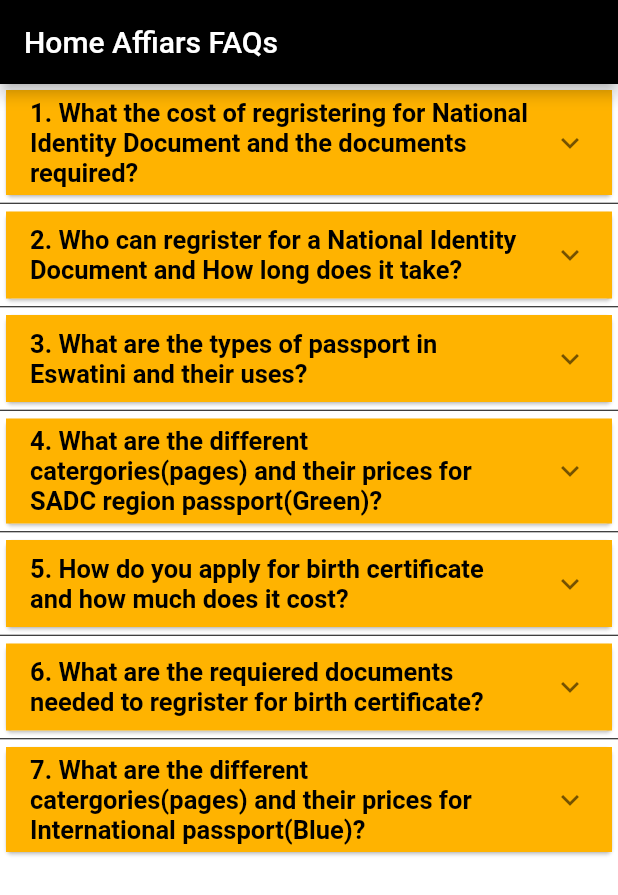
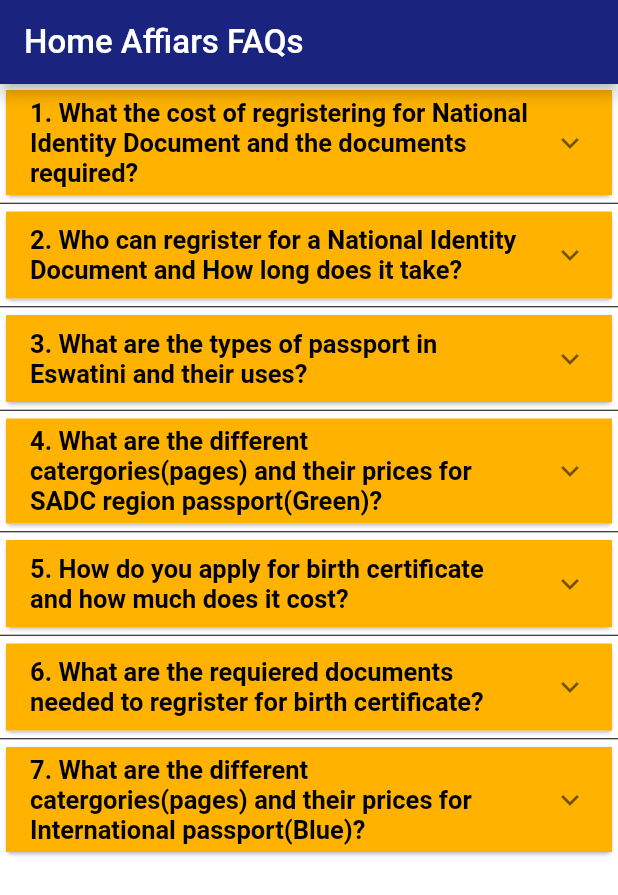
Before and after one commit to Fanelemenzi/Yati, a Flutter app: the HomeAffiars screen opened by its route, on a phone screen of 412 x 824 dp. Shown: the top 895 px of the screen. Run offline on Flutter 3.47's test engine with Material 2 defaults, Android fonts, the phone set to English and light mode, and no system bars; our stand-ins replace google_nav_bar.

Commit message:
App bar name Sizing and colouring

```diff
--- a/lib/Screens/welcome_page.dart
+++ b/lib/Screens/welcome_page.dart
@@ -111,7 +111,7 @@ class _WelcomePageState extends State<WelcomePage> {
         backgroundColor: Colors.indigo.shade900,
         title: const Text("Government Departments",
         style: TextStyle(
-          fontSize: 20,
+          fontSize: 22,
         ),
         ),
       ),
--- a/lib/dep_pages/Deputy PM Office/Social_Welfare_Department.dart
+++ b/lib/dep_pages/Deputy PM Office/Social_Welfare_Department.dart
@@ -26,7 +26,11 @@ class SocialWelfare extends StatelessWidget {
           appBar: AppBar(
             automaticallyImplyLeading: false,
             backgroundColor: Colors.indigo.shade900,
-            title: Text("Social Welfare FAQs"),
+            title: Text("Social Welfare FAQs",
+             style: TextStyle(
+          fontSize: 22,
+        ),
+            ),
           ),
         body: ListView.separated(
           itemCount:questions.length,
--- a/lib/dep_pages/Ministry of Commerce/regristrar_of_companies.dart
+++ b/lib/dep_pages/Ministry of Commerce/regristrar_of_companies.dart
@@ -63,7 +63,11 @@ class RegristrarCompanies extends StatelessWidget {
           appBar: AppBar(
             automaticallyImplyLeading: false,
             backgroundColor: Colors.indigo.shade900,
-            title: Text("Regristrar of Companies FAQs"),
+            title: Text("Regristrar of Companies FAQs",
+             style: TextStyle(
+          fontSize: 22,
+        ),
+            ),
           ),
         body: ListView.separated(
           itemCount:questions.length,
--- a/lib/dep_pages/Ministry of Home Affairs/home_affairs.dart
+++ b/lib/dep_pages/Ministry of Home Affairs/home_affairs.dart
@@ -42,8 +42,12 @@ final questions = [
         child: Scaffold(
           appBar: AppBar(
             automaticallyImplyLeading: false,
-            backgroundColor: Colors.black,
-            title: Text("Home Affiars FAQs"),
+            backgroundColor: Colors.indigo.shade900,
+            title: Text("Home Affiars FAQs",
+             style: TextStyle(
+          fontSize: 22,
+        ),
+            ),
           ),
         body: ListView.separated(
           itemCount:questions.length,
```
Also changed, not shown: lib/dep_pages/Ministry of Agriculture/vet_livestock_production.dart (+6 -2 lines), lib/dep_pages/Ministry of Commerce/Cooperative_developement.dart (+6 -2 lines), lib/dep_pages/Ministry of Commerce/Liquor_department.dart (+6 -2 lines), lib/dep_pages/Ministry of Labour/Industrial_and_Vacational_training.dart (+6 -2 lines), lib/dep_pages/Ministry of Labour/scholarship.dart (+6 -2 lines).
